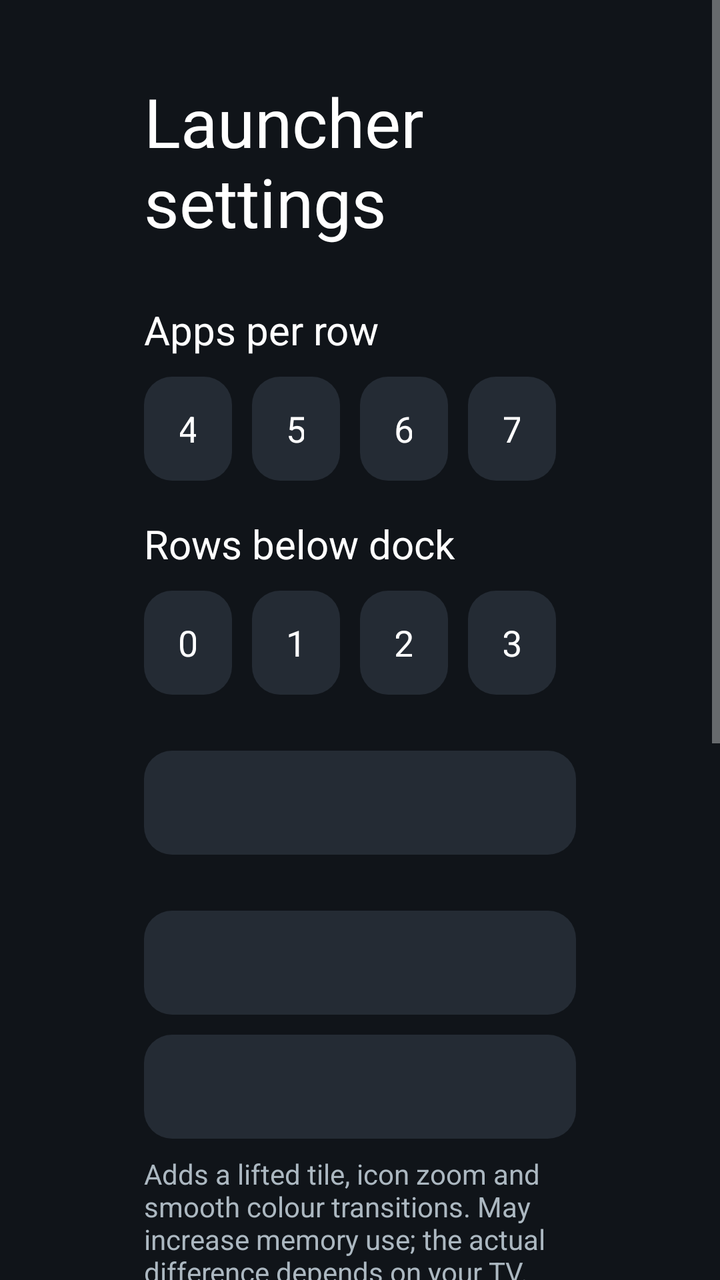
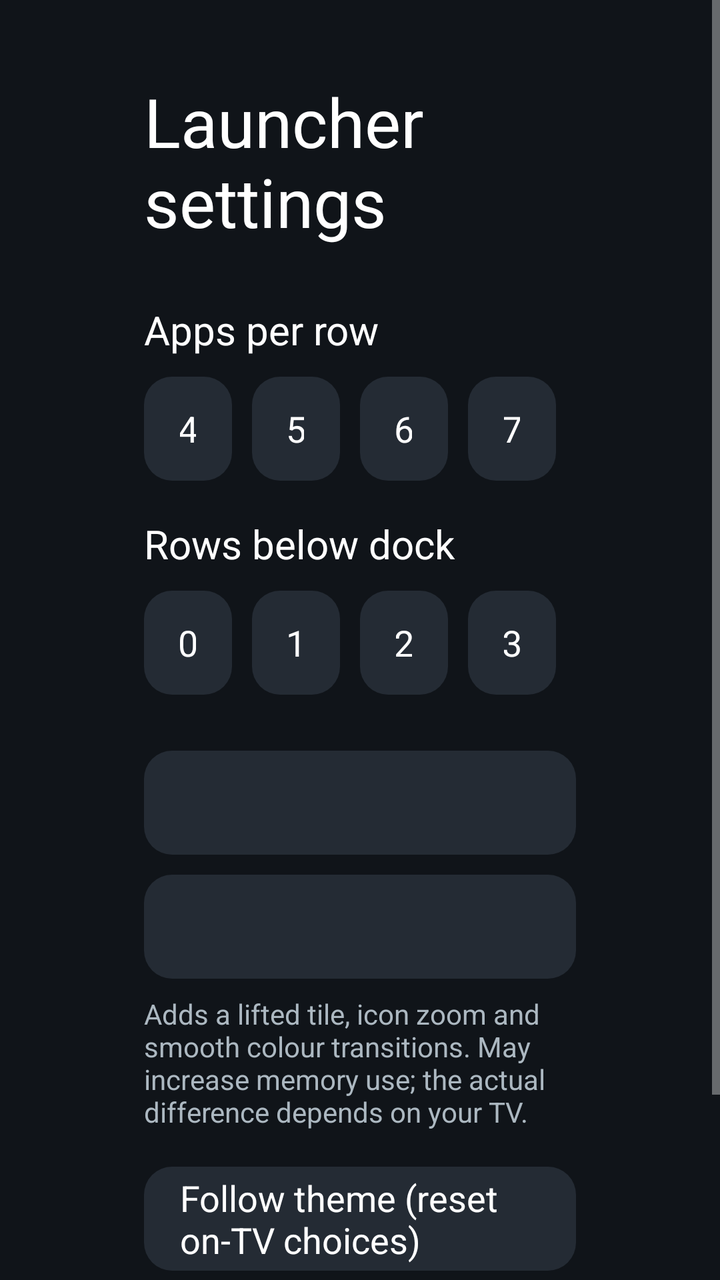

An Android layout rendered at two revisions. The XML below is the earlier revision; the diff shows what the commit changed to produce the second picture.
<!-- AndroidManifest.xml: application theme Theme.TvHome -->
<!-- res/layout/activity_launcher_settings.xml -->
<?xml version="1.0" encoding="utf-8"?>
<ScrollView xmlns:android="http://schemas.android.com/apk/res/android"
    android:layout_width="match_parent"
    android:layout_height="match_parent"
    android:background="#FF101419"
    android:fillViewport="true">

    <LinearLayout
        android:layout_width="match_parent"
        android:layout_height="wrap_content"
        android:orientation="vertical"
        android:paddingStart="72dp"
        android:paddingEnd="72dp"
        android:paddingTop="38dp"
        android:paddingBottom="38dp">

        <TextView
            android:layout_width="match_parent"
            android:layout_height="wrap_content"
            android:text="@string/launcher_settings"
            android:textColor="#FFFFFFFF"
            android:textSize="34sp" />

        <TextView
            android:layout_width="match_parent"
            android:layout_height="wrap_content"
            android:layout_marginTop="28dp"
            android:text="@string/columns_label"
            android:textColor="#FFFFFFFF"
            android:textSize="20sp" />

        <LinearLayout
            android:layout_width="match_parent"
            android:layout_height="wrap_content"
            android:layout_marginTop="10dp"
            android:orientation="horizontal">

            <TextView android:id="@+id/columns4" style="@style/SettingsColumnChoice" android:text="4" />
            <TextView android:id="@+id/columns5" style="@style/SettingsColumnChoice" android:text="5" />
            <TextView android:id="@+id/columns6" style="@style/SettingsColumnChoice" android:text="6" />
            <TextView android:id="@+id/columns7" style="@style/SettingsColumnChoice" android:text="7" />
        </LinearLayout>

        <TextView
            android:layout_width="match_parent"
            android:layout_height="wrap_content"
            android:layout_marginTop="18dp"
            android:text="@string/rows_below_dock_label"
            android:textColor="#FFFFFFFF"
            android:textSize="20sp" />

        <LinearLayout
            android:layout_width="match_parent"
            android:layout_height="wrap_content"
            android:layout_marginTop="10dp"
            android:orientation="horizontal">

            <TextView android:id="@+id/rows0" style="@style/SettingsColumnChoice" android:text="0" />
            <TextView android:id="@+id/rows1" style="@style/SettingsColumnChoice" android:text="1" />
            <TextView android:id="@+id/rows2" style="@style/SettingsColumnChoice" android:text="2" />
            <TextView android:id="@+id/rows3" style="@style/SettingsColumnChoice" android:text="3" />
        </LinearLayout>

        <TextView
            android:id="@+id/wallpaperChoice"
            style="@style/SettingsRow"
            android:layout_marginTop="28dp" />

        <TextView
            android:id="@+id/animationsChoice"
            style="@style/SettingsRow"
            android:layout_marginTop="28dp" />

        <TextView
            android:id="@+id/advancedChoice"
            style="@style/SettingsRow"
            android:layout_marginTop="10dp" />

        <TextView
            android:layout_width="match_parent"
            android:layout_height="wrap_content"
            android:layout_marginTop="8dp"
            android:text="@string/advanced_effects_warning"
            android:textColor="#FFACB8C1"
            android:textSize="14sp" />

        <TextView
            android:id="@+id/followThemeChoice"
            style="@style/SettingsRow"
            android:layout_marginTop="18dp"
            android:text="@string/follow_theme" />

        <TextView
            android:layout_width="match_parent"
            android:layout_height="wrap_content"
            android:layout_marginTop="7dp"
            android:text="@string/follow_theme_hint"
            android:textColor="#FFACB8C1"
            android:textSize="14sp" />

        <TextView
            android:id="@+id/defaultHomeChoice"
            style="@style/SettingsRow"
            android:layout_marginTop="28dp"
            android:text="@string/home_settings" />

        <TextView
            android:layout_width="match_parent"
            android:layout_height="wrap_content"
            android:layout_marginTop="7dp"
            android:text="@string/home_settings_help"
            android:textColor="#FFACB8C1"
            android:textSize="14sp" />

        <TextView
            android:id="@+id/tvSettingsChoice"
            style="@style/SettingsRow"
            android:layout_marginTop="18dp"
            android:text="@string/tv_settings" />
    </LinearLayout>
</ScrollView>
<!-- resources referenced by this layout -->
<resources>
  <string name="advanced_effects_warning">Adds a lifted tile, icon zoom and smooth colour transitions. May increase memory use; the actual difference depends on your TV.</string>
  <string name="columns_label">Apps per row</string>
  <string name="follow_theme">Follow theme (reset on-TV choices)</string>
  <string name="follow_theme_hint">Uses the current theme or built-in layout and motion settings. Pushing or resetting a theme also clears your on-TV choices.</string>
  <string name="home_settings">Choose default home</string>
  <string name="home_settings_help">Select your original home to stop using CleanYourTV as Home, or CleanYourTV to switch back. The original launcher must be enabled and your TV must provide a home picker; use the restore script first if it was disabled.</string>
  <string name="launcher_settings">Launcher settings</string>
  <string name="rows_below_dock_label">Rows below dock</string>
  <string name="tv_settings">TV system settings</string>
  <style name="SettingsColumnChoice" parent="SettingsRow">
          <item name="android:layout_width">0dp</item>
          <item name="android:layout_weight">1</item>
          <item name="android:layout_marginEnd">10dp</item>
          <item name="android:gravity">center</item>
      </style>
  <style name="SettingsRow">
          <item name="android:layout_width">match_parent</item>
          <item name="android:layout_height">52dp</item>
          <item name="android:gravity">center_vertical</item>
          <item name="android:paddingStart">18dp</item>
          <item name="android:paddingEnd">18dp</item>
          <item name="android:background">@drawable/settings_choice_bg</item>
          <item name="android:textColor">#FFFFFFFF</item>
          <item name="android:textSize">18sp</item>
          <item name="android:focusable">true</item>
          <item name="android:clickable">true</item>
      </style>
  <style name="Theme.TvHome" parent="android:Theme.Material.NoActionBar.Fullscreen">
          <item name="android:windowBackground">@android:color/black</item>
          <item name="android:colorBackground">@android:color/black</item>
          <item name="android:windowAnimationStyle">@null</item>
      </style>
  <!-- drawable settings_choice_bg (drawable) -->
  <?xml version="1.0" encoding="utf-8"?>
  <selector xmlns:android="http://schemas.android.com/apk/res/android">
      <item android:state_focused="true">
          <shape android:shape="rectangle">
              <solid android:color="#5574A987" />
              <corners android:radius="14dp" />
              <stroke android:width="2dp" android:color="#FFB9E7C7" />
          </shape>
      </item>
      <item android:state_selected="true">
          <shape android:shape="rectangle">
              <solid android:color="#334DAE6D" />
              <corners android:radius="14dp" />
              <stroke android:width="1dp" android:color="#FF4DAE6D" />
          </shape>
      </item>
      <item>
          <shape android:shape="rectangle">
              <solid android:color="#FF242B34" />
              <corners android:radius="14dp" />
          </shape>
      </item>
  </selector>
</resources>

<!-- the commit's change to res/layout/activity_launcher_settings.xml (unified diff, before → after) -->
@@ -61,10 +61,7 @@
             <TextView android:id="@+id/rows3" style="@style/SettingsColumnChoice" android:text="3" />
         </LinearLayout>
 
-        <TextView
-            android:id="@+id/wallpaperChoice"
-            style="@style/SettingsRow"
-            android:layout_marginTop="28dp" />
+        
 
         <TextView
             android:id="@+id/animationsChoice"
@@ -98,24 +95,6 @@
             android:textColor="#FFACB8C1"
             android:textSize="14sp" />
 
-        <TextView
-            android:id="@+id/defaultHomeChoice"
-            style="@style/SettingsRow"
-            android:layout_marginTop="28dp"
-            android:text="@string/home_settings" />
-
-        <TextView
-            android:layout_width="match_parent"
-            android:layout_height="wrap_content"
-            android:layout_marginTop="7dp"
-            android:text="@string/home_settings_help"
-            android:textColor="#FFACB8C1"
-            android:textSize="14sp" />
-
-        <TextView
-            android:id="@+id/tvSettingsChoice"
-            style="@style/SettingsRow"
-            android:layout_marginTop="18dp"
-            android:text="@string/tv_settings" />
+        
     </LinearLayout>
 </ScrollView>
<!-- resource entries referenced after the edit -->
@@ -4,11 +4,8 @@
   <string name="columns_label">Apps per row</string>
   <string name="follow_theme">Follow theme (reset on-TV choices)</string>
   <string name="follow_theme_hint">Uses the current theme or built-in layout and motion settings. Pushing or resetting a theme also clears your on-TV choices.</string>
-  <string name="home_settings">Choose default home</string>
-  <string name="home_settings_help">Select your original home to stop using CleanYourTV as Home, or CleanYourTV to switch back. The original launcher must be enabled and your TV must provide a home picker; use the restore script first if it was disabled.</string>
   <string name="launcher_settings">Launcher settings</string>
   <string name="rows_below_dock_label">Rows below dock</string>
-  <string name="tv_settings">TV system settings</string>
   <style name="SettingsColumnChoice" parent="SettingsRow">
           <item name="android:layout_width">0dp</item>
           <item name="android:layout_weight">1</item>
